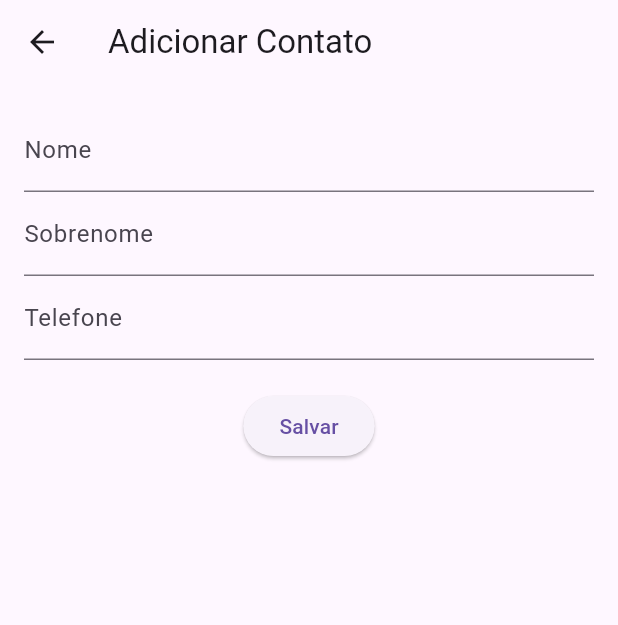
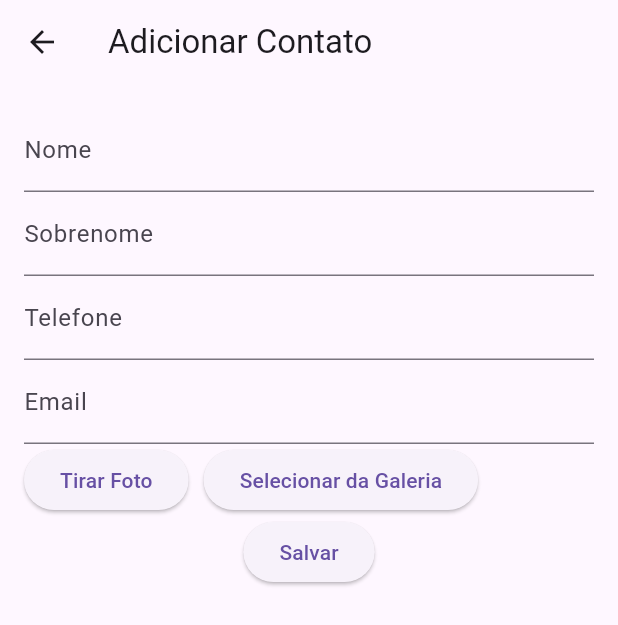
Before and after one commit to ianco-so/repo, a Flutter app: the screen it shows after launch, after a tap on the "add" icon, on a phone screen of 412 x 824 dp. Shown: the top 625 px of the screen. Run offline on Flutter 3.47's test engine with Material 3 defaults, Android fonts, the phone set to English and light mode, and no system bars; our stand-ins replace firebase_core, firebase_database, firebase_storage, image_picker; accounts and stored records are empty.

Commit message:
:sparkles: feat(persistence): storage and database
- Persistência no Storage (para imagens) concluida
- E persistência no Real Time Database (para os contatos) iniciada

```diff
--- /dev/null
+++ b/lib/components/contact_list.dart
@@ -0,0 +1,32 @@
+import 'package:flutter/material.dart';
+import '../models/contact.dart';
+import '../models/status.dart';
+
+class ContactList extends StatelessWidget {
+  final Status status;
+
+  ContactList({required this.status});
+
+  @override
+  Widget build(BuildContext context) {
+    // Mock list for now
+    final contacts = <Contact>[]; // Replace with Firebase data.
+
+    return ListView.builder(
+      itemCount: contacts.length,
+      itemBuilder: (ctx, index) {
+        final contact = contacts[index];
+        return ListTile(
+          leading: CircleAvatar(
+            backgroundImage: contact.photoUrl.isNotEmpty
+                ? NetworkImage(contact.photoUrl)
+                : null,
+            child: contact.photoUrl.isEmpty ? Icon(Icons.person) : null,
+          ),
+          title: Text(contact.firstName + ' ' + contact.lastName),
+          subtitle: Text(contact.phone),
+        );
+      },
+    );
+  }
+}
--- a/lib/main.dart
+++ b/lib/main.dart
@@ -1,10 +1,7 @@
 import 'package:flutter/material.dart';
+import 'firebase_options.dart';
 import 'package:firebase_core/firebase_core.dart';
-import 'package:firebase_database/firebase_database.dart';
-import 'firebase_options.dart';
-import 'models/contact.dart';
-import 'models/status.dart';
-import 'models/location.dart';
+import 'screens/contact_tabs.dart';
 
 void main() async {
   WidgetsFlutterBinding.ensureInitialized();
@@ -20,190 +17,8 @@ class MyApp extends StatelessWidget {
     return MaterialApp(
       debugShowCheckedModeBanner: false,
       title: 'Minha Agenda',
-      theme: ThemeData(
-        primarySwatch: Colors.blue,
-      ),
+      theme: ThemeData(primarySwatch: Colors.blue),
       home: ContactTabs(),
     );
   }
 }
-
-class ContactTabs extends StatefulWidget {
-  @override
-  _ContactTabsState createState() => _ContactTabsState();
-}
-
-class _ContactTabsState extends State<ContactTabs> {
-  final List<Contact> _contacts = [];
-
-  void _addContact(Contact contact) {
-    setState(() {
-      _contacts.add(contact);
-    });
-    // Save to Firebase
-    DatabaseReference dbRef = FirebaseDatabase.instance.ref().child('contacts');
-    dbRef.push().set({
-      'firstName': contact.firstName,
-      'lastName': contact.lastName,
-      'email': contact.email,
-      'phone': contact.phone,
-      'status': contact.status.index,
-      'photoUrl': contact.photoUrl,
-    });
-  }
-
-  void _showStudentInfo(BuildContext context) {
-    showDialog(
-      context: context,
-      builder: (ctx) => AlertDialog(
-        title: Text('Informações do Aluno'),
-        content: Text('Nome: João Silva\nMatrícula: 2023123456'),
-        actions: [
-          TextButton(
-            onPressed: () => Navigator.of(ctx).pop(),
-            child: Text('Fechar'),
-          ),
-        ],
-      ),
-    );
-  }
-
-  @override
-  Widget build(BuildContext context) {
-    return DefaultTabController(
-      length: 3,
-      child: Scaffold(
-        appBar: AppBar(
-          title: Text('Minha Agenda'),
-          actions: [
-            IconButton(
-              icon: Icon(Icons.info),
-              onPressed: () => _showStudentInfo(context),
-            ),
-          ],
-          bottom: TabBar(
-            tabs: [
-              Tab(text: 'Todos'),
-              Tab(text: 'Favoritos'),
-              Tab(text: 'Bloqueados'),
-            ],
-          ),
-        ),
-        body: TabBarView(
-          children: [
-            ContactList(_contacts, Status.NORMAL),
-            ContactList(_contacts, Status.FAVORITE),
-            ContactList(_contacts, Status.BLOCKED),
-          ],
-        ),
-        floatingActionButton: FloatingActionButton(
-          child: Icon(Icons.add),
-          onPressed: () {
-            Navigator.push(
-              context,
-              MaterialPageRoute(
-                builder: (context) => AddContactScreen(onAddContact: _addContact),
-              ),
-            );
-          },
-        ),
-      ),
-    );
-  }
-}
-
-class ContactList extends StatelessWidget {
-  final List<Contact> contacts;
-  final Status status;
-
-  ContactList(this.contacts, this.status);
-
-  @override
-  Widget build(BuildContext context) {
-    final filteredContacts = contacts.where((c) => c.status == status).toList();
-
-    return ListView.builder(
-      itemCount: filteredContacts.length,
-      itemBuilder: (ctx, index) {
-        final contact = filteredContacts[index];
-        return ListTile(
-          leading: CircleAvatar(
-            backgroundImage: contact.photoUrl.isNotEmpty
-                ? NetworkImage(contact.photoUrl)
-                : null,
-            child: contact.photoUrl.isEmpty ? Icon(Icons.person) : null,
-          ),
-          title: Text(contact.firstName + ' ' + contact.lastName),
-          subtitle: Text(contact.phone),
-        );
-      },
-    );
-  }
-}
-
-class AddContactScreen extends StatelessWidget {
-  final Function(Contact) onAddContact;
-
-  AddContactScreen({required this.onAddContact});
-
-  final _formKey = GlobalKey<FormState>();
-  final _firstNameController = TextEditingController();
-  final _lastNameController = TextEditingController();
-  final _phoneController = TextEditingController();
-
-  @override
-  Widget build(BuildContext context) {
-    return Scaffold(
-      appBar: AppBar(
-        title: Text('Adicionar Contato'),
-      ),
-      body: Padding(
-        padding: const EdgeInsets.all(16.0),
-        child: Form(
-          key: _formKey,
-          child: Column(
-            children: [
-              TextFormField(
-                controller: _firstNameController,
-                decoration: InputDecoration(labelText: 'Nome'),
-                validator: (value) {
-                  if (value == null || value.isEmpty) {
-                    return 'Por favor, insira um nome.';
-                  }
-                  return null;
-                },
-              ),
-              TextFormField(
-                controller: _lastNameController,
-                decoration: InputDecoration(labelText: 'Sobrenome'),
-              ),
-              TextFormField(
-                controller: _phoneController,
-                decoration: InputDecoration(labelText: 'Telefone'),
-                keyboardType: TextInputType.phone,
-              ),
-              SizedBox(height: 20),
-              ElevatedButton(
-                child: Text('Salvar'),
-                onPressed: () {
-                  if (_formKey.currentState!.validate()) {
-                    onAddContact(Contact(
-                      firstName: _firstNameController.text,
-                      lastName: _lastNameController.text,
-                      phone: _phoneController.text,
-                      email: '',
-                      status: Status.NORMAL,
-                      photoUrl: '',
-                      location: Location(latitude: 0, longitude: 0),
-                    ));
-                    Navigator.of(context).pop();
-                  }
-                },
-              ),
-            ],
-          ),
-        ),
-      ),
-    );
-  }
-}
--- /dev/null
+++ b/lib/screens/add_contact_screen.dart
@@ -0,0 +1,127 @@
+import 'package:flutter/material.dart';
+import 'package:repo/services/image_store_service.dart';
+import '../models/contact.dart';
+import '../models/location.dart';
+import '../models/status.dart';
+import 'package:firebase_database/firebase_database.dart';
+
+import '../services/image_picker_service.dart';
+
+class AddContactScreen extends StatefulWidget {
+  @override
+  _AddContactScreenState createState() => _AddContactScreenState();
+}
+
+class _AddContactScreenState extends State<AddContactScreen> {
+  final _formKey = GlobalKey<FormState>();
+  final _firstNameController = TextEditingController();
+  final _lastNameController = TextEditingController();
+  final _phoneController = TextEditingController();
+  final _emailController = TextEditingController();
+  String _photoUrl = '';
+
+  @override
+  Widget build(BuildContext context) {
+    return Scaffold(
+      appBar: AppBar(title: Text('Adicionar Contato')),
+      body: Padding(
+        padding: const EdgeInsets.all(16.0),
+        child: Form(
+          key: _formKey,
+          child: Column(
+            children: [
+              TextFormField(
+                controller: _firstNameController,
+                decoration: InputDecoration(labelText: 'Nome'),
+                validator: (value) =>
+                    value!.isEmpty ? 'Por favor, insira um nome.' : null,
+              ),
+              TextFormField(
+                controller: _lastNameController,
+                decoration: InputDecoration(labelText: 'Sobrenome'),
+              ),
+              TextFormField(
+                controller: _phoneController,
+                decoration: InputDecoration(labelText: 'Telefone'),
+                keyboardType: TextInputType.phone,
+              ),
+              TextFormField(
+                controller: _emailController,
+                decoration: InputDecoration(labelText: 'Email'),
+                keyboardType: TextInputType.emailAddress,
+              ),
+              Row(
+                children: [
+                  ElevatedButton(
+                    child: Text('Tirar Foto'),
+                    onPressed: () async {
+                      final file = await ImagePickerService.pickImageFromCamera();
+                      final url = await ImageStoreService.storeImage(file);
+                      setState(() => _photoUrl = url);
+                    },
+                  ),
+                  SizedBox(width: 10),
+                  ElevatedButton(
+                    child: Text('Selecionar da Galeria'),
+                    onPressed: () async {
+                      final file = await ImagePickerService.pickImageFromGallery();
+                      final url = await ImageStoreService.storeImage(file);
+                      setState(() => _photoUrl = url);
+                    },
+                  ),
+                ],
+              ),
+              if (_photoUrl.isNotEmpty)
+                Image.network(_photoUrl, height: 100, width: 100),
+              ElevatedButton(
+                child: Text('Salvar'),
+                onPressed: () async {
+                  if (_formKey.currentState!.validate()) {
+                    final contact = Contact(
+                      firstName: _firstNameController.text,
+                      lastName: _lastNameController.text,
+                      phone: _phoneController.text,
+                      email: _emailController.text,
+                      status: Status.NORMAL,
+                      photoUrl: _photoUrl,
+                      location: Location(latitude: 0, longitude: 0),
+                    );
+
+                    try {
+                      // Referência ao Firebase Realtime Database
+                      DatabaseReference dbRef = FirebaseDatabase.instance.ref().child('contacts');
+                      await dbRef.push().set({
+                        'firstName': contact.firstName,
+                        'lastName': contact.lastName,
+                        'phone': contact.phone,
+                        'email': contact.email,
+                        'status': contact.status.name,
+                        'photoUrl': contact.photoUrl,
+                        'location': {
+                          'latitude': contact.location.latitude,
+                          'longitude': contact.location.longitude,
+                        },
+                      });
+
+                      // Exibe uma mensagem de sucesso
+                      ScaffoldMessenger.of(context).showSnackBar(
+                        SnackBar(content: Text('Contato salvo com sucesso!')),
+                      );
+
+                      Navigator.of(context).pop(); // Retorna para a tela anterior
+                    } catch (e) {
+                      // Trata erros
+                      ScaffoldMessenger.of(context).showSnackBar(
+                        SnackBar(content: Text('Erro ao salvar contato: $e')),
+                      );
+                    }
+                  }
+                },
+              ),
+            ],
+          ),
+        ),
+      ),
+    );
+  }
+}
--- /dev/null
+++ b/lib/screens/contact_tabs.dart
@@ -0,0 +1,68 @@
+import 'package:flutter/material.dart';
+import '../models/status.dart';
+import '../components/contact_list.dart';
+import 'add_contact_screen.dart';
+
+class ContactTabs extends StatefulWidget {
+  @override
+  _ContactTabsState createState() => _ContactTabsState();
+}
+
+class _ContactTabsState extends State<ContactTabs> {
+  @override
+  Widget build(BuildContext context) {
+    return DefaultTabController(
+      length: 3,
+      child: Scaffold(
+        appBar: AppBar(
+          title: Text('Minha Agenda'),
+          actions: [
+            IconButton(
+              icon: Icon(Icons.info),
+              onPressed: () => _showStudentInfo(context),
+            ),
+          ],
+          bottom: TabBar(
+            tabs: [
+              Tab(text: 'Todos'),
+              Tab(text: 'Favoritos'),
+              Tab(text: 'Bloqueados'),
+            ],
+          ),
+        ),
+        body: TabBarView(
+          children: [
+            ContactList(status: Status.NORMAL),
+            ContactList(status: Status.FAVORITE),
+            ContactList(status: Status.BLOCKED),
+          ],
+        ),
+        floatingActionButton: FloatingActionButton(
+          child: Icon(Icons.add),
+          onPressed: () {
+            Navigator.push(
+              context,
+              MaterialPageRoute(builder: (context) => AddContactScreen()),
+            );
+          },
+        ),
+      ),
+    );
+  }
+
+  void _showStudentInfo(BuildContext context) {
+    showDialog(
+      context: context,
+      builder: (ctx) => AlertDialog(
+        title: Text('Informações do Aluno'),
+        content: Text('Nome: João Silva\nMatrícula: 2023123456'),
+        actions: [
+          TextButton(
+            onPressed: () => Navigator.of(ctx).pop(),
+            child: Text('Fechar'),
+          ),
+        ],
+      ),
+    );
+  }
+}
--- /dev/null
+++ b/lib/services/image_store_service.dart
@@ -0,0 +1,19 @@
+// import 'image_picker_service.dart';
+import 'dart:io';
+
+import 'package:firebase_storage/firebase_storage.dart';
+// import 'package:firebase_database/firebase_database.dart';
+
+class ImageStoreService {
+  static final FirebaseStorage _storage = FirebaseStorage.instance;
+  // static final FirebaseDatabase _database = FirebaseDatabase.instance;
+
+  static Future<String> storeImage(File fileImage) async {
+    final ref = _storage.ref().child('photos').child(DateTime.now().millisecondsSinceEpoch.toString());
+    final uploadTask = ref.putFile(fileImage);
+    await uploadTask.whenComplete(() => null);
+    String url = await ref.getDownloadURL();
+    return url; // Return the URL of the uploaded image. This URL will be stored in the real-time database.
+  }
+
+}
```
Also changed, not shown: lib/services/image_picker_service.dart (added, +19 -0 lines).
